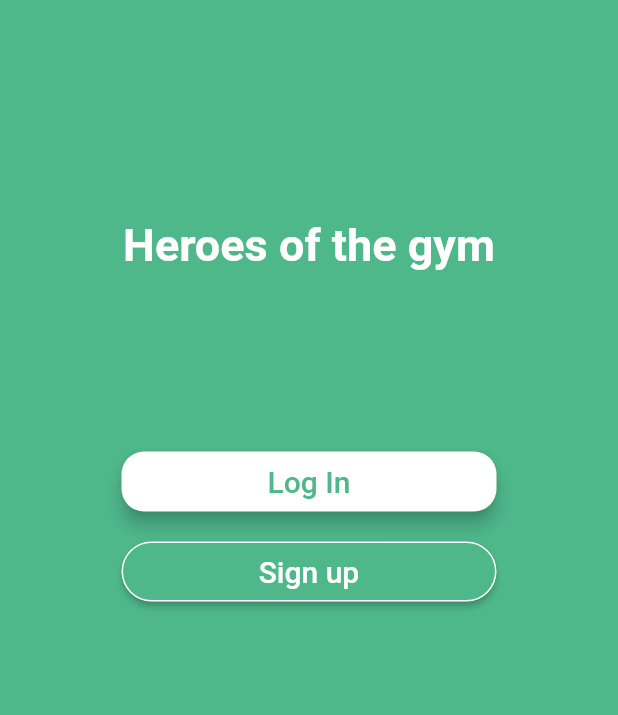
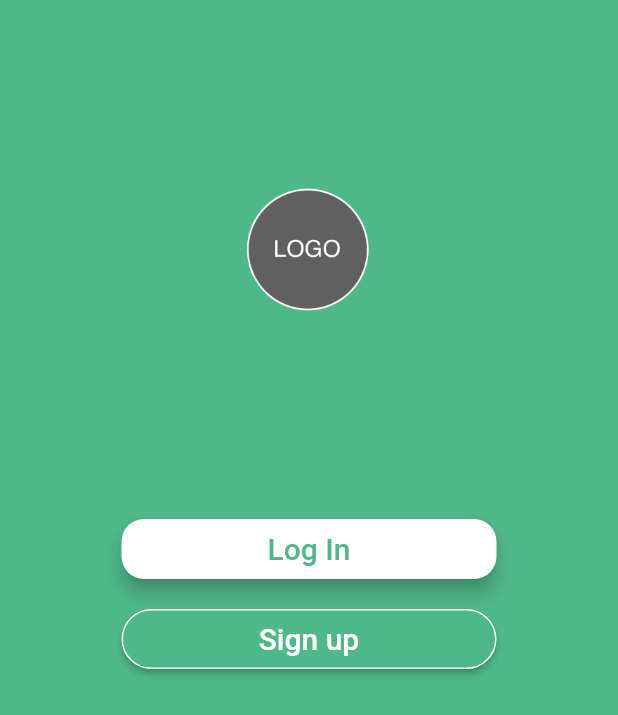
Before and after one commit to azero-as/hotg, a Flutter app: the screen it shows after launch, on a phone screen of 412 x 824 dp. Shown: the top 715 px of the screen. Run offline on Flutter 3.47's test engine with Material 2 defaults, Android fonts, the phone set to English and light mode, and no system bars.

```diff
--- a/heroes_app/lib/frontpage.dart
+++ b/heroes_app/lib/frontpage.dart
@@ -13,6 +13,15 @@ class _FrontPageState extends State<FrontPage> {
     @override
     Widget build(BuildContext context) {
 
+    //placeholder for logo
+    final logo = Hero(
+        tag: 'hero',
+        child: CircleAvatar(
+            backgroundColor: Colors.transparent,
+            radius: 60.0,
+            child: Image.asset('assets/logo.png'),
+        ),
+    );
     //App name
     final appName = new Text(
         'Heroes of the gym', style: TextStyle(fontWeight: FontWeight.bold, fontSize: 25.0,), textAlign: TextAlign.center,
@@ -74,17 +83,11 @@ class _FrontPageState extends State<FrontPage> {
                 children: <Widget>[
                     Column(
                     children: <Widget>[
-                        SizedBox(height: 90),
+                        SizedBox(height: 50),
                         Row(
                             mainAxisAlignment: MainAxisAlignment.center,
                             children: <Widget>[
-                                Text("Heroes of the gym",
-                                    style: TextStyle(
-                                        color: Colors.white,
-                                        fontSize: 30.0,
-                                        fontWeight: FontWeight.bold
-                                    ),)
-
+                                logo,
                             ],
                         ),
                         SizedBox(height: 120.0),
```
